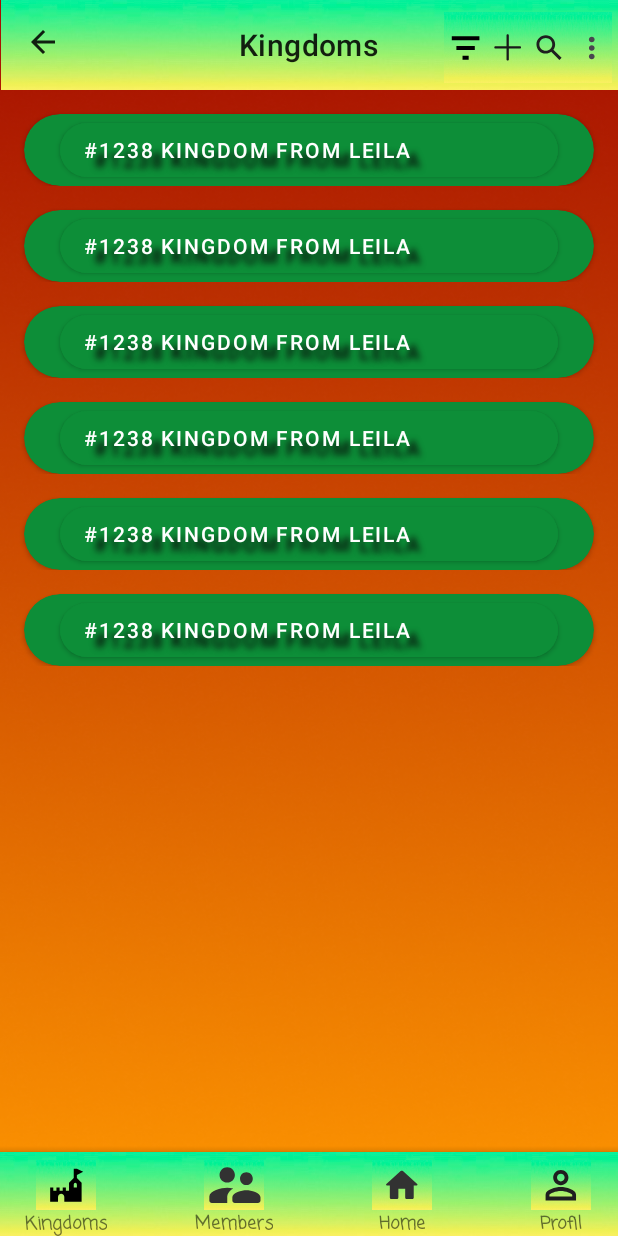
After one commit to NicoleRoehm/DataofRoK, an Android app: the layout fragment_kingdoms.xml on its own in the app's theme, with its tools: preview values and no code run, on a phone screen of 412 x 824 dp. The commit adds this screen. Run offline under Robolectric (Android 15) with nearby library versions, the phone set to English and light mode, and no system bars.

Commit message:
Projekt App DataofRoK for Rise of Kingdoms

```diff
--- /dev/null
+++ b/app/src/main/java/com/example/dataofRoK/ui/KingdomsFragment.kt
@@ -0,0 +1,32 @@
+package com.example.dataofRoK.ui
+
+import android.os.Bundle
+import android.view.LayoutInflater
+import android.view.View
+import android.view.ViewGroup
+import androidx.fragment.app.Fragment
+import androidx.fragment.app.activityViewModels
+import com.example.dataofRoK.MainViewModel
+import com.example.rokdata.databinding.FragmentKingdomsBinding
+
+
+class KingdomsFragment: Fragment() {
+
+    private var _binding: FragmentKingdomsBinding? = null
+    private val binding get() = _binding!!
+    private val viewModel: MainViewModel by activityViewModels()
+
+    override fun onCreateView(
+        inflater: LayoutInflater,
+        container: ViewGroup?,
+        savedInstanceState: Bundle?
+    ): View? {
+        _binding = FragmentKingdomsBinding.inflate(inflater,container,false)
+        val view = binding.root
+        return view
+    }
+
+    override fun onViewCreated(view: View, savedInstanceState: Bundle?) {
+    }
+
+}
--- /dev/null
+++ b/app/src/main/res/layout/fragment_kingdoms.xml
@@ -0,0 +1,202 @@
+<?xml version="1.0" encoding="utf-8"?>
+<androidx.constraintlayout.widget.ConstraintLayout xmlns:android="http://schemas.android.com/apk/res/android"
+    xmlns:app="http://schemas.android.com/apk/res-auto"
+    xmlns:tools="http://schemas.android.com/tools"
+    android:layout_width="match_parent"
+    android:layout_height="match_parent"
+    android:background="@drawable/backround">
+
+    <androidx.recyclerview.widget.RecyclerView
+        android:id="@+id/kingdoms_item_recyclerview"
+        android:layout_width="0dp"
+        android:layout_height="0dp"
+        app:layoutManager="androidx.recyclerview.widget.LinearLayoutManager"
+        app:layout_constraintBottom_toTopOf="@+id/kingdoms_fragment_navigationsbar"
+        app:layout_constraintEnd_toEndOf="parent"
+        app:layout_constraintStart_toStartOf="parent"
+        app:layout_constraintTop_toBottomOf="@+id/kingdoms_fragment_materialtoolbar"
+        tools:itemCount="15"
+        tools:listitem="@layout/kingdom_item" />
+
+    <com.google.android.material.bottomappbar.BottomAppBar
+        android:id="@+id/kingdoms_fragment_navigationsbar"
+        android:layout_width="0dp"
+        android:layout_height="wrap_content"
+        android:layout_gravity="bottom"
+        android:background="@drawable/backroundtoolbar"
+        android:foreground="@drawable/backroundtoolbar"
+        app:layout_constraintBottom_toBottomOf="parent"
+        app:layout_constraintEnd_toEndOf="parent"
+        app:layout_constraintHorizontal_bias="0.0"
+        app:layout_constraintStart_toStartOf="parent"
+        tools:ignore="BottomAppBar" />
+
+    <TextView
+        android:id="@+id/kingdoms_fragment_text_Home"
+        android:layout_width="wrap_content"
+        android:layout_height="0dp"
+        android:fontFamily="casual"
+        android:text="Home"
+        android:textSize="12sp"
+        android:textStyle="bold"
+        app:layout_constraintBottom_toBottomOf="@+id/kingdoms_fragment_navigationsbar"
+        app:layout_constraintEnd_toEndOf="@+id/kingdoms_fragment_home_button"
+        app:layout_constraintStart_toStartOf="@+id/kingdoms_fragment_home_button"
+        app:layout_constraintTop_toBottomOf="@+id/kingdoms_fragment_home_button" />
+
+    <ImageButton
+        android:id="@+id/kingdoms_fragment_Kingdomsicon"
+        android:layout_width="40dp"
+        android:layout_height="33dp"
+        android:layout_marginStart="24dp"
+        android:layout_marginTop="5dp"
+        android:background="@drawable/backroundtoolbar"
+        app:layout_constraintBottom_toBottomOf="parent"
+        app:layout_constraintStart_toStartOf="parent"
+        app:layout_constraintTop_toTopOf="@+id/kingdoms_fragment_navigationsbar"
+        app:layout_constraintVertical_bias="0.0"
+        app:srcCompat="@drawable/casle_icon"
+        tools:ignore="SpeakableTextPresentCheck,TouchTargetSizeCheck" />
+
+    <TextView
+        android:id="@+id/kingdoms_fragment_text_Kingdoms"
+        android:layout_width="wrap_content"
+        android:layout_height="0dp"
+        android:fontFamily="casual"
+        android:text="Kingdoms"
+        android:textSize="12sp"
+        android:textStyle="bold"
+        app:layout_constraintBottom_toBottomOf="@+id/kingdoms_fragment_navigationsbar"
+        app:layout_constraintEnd_toEndOf="@+id/kingdoms_fragment_Kingdomsicon"
+        app:layout_constraintStart_toStartOf="@+id/kingdoms_fragment_Kingdomsicon"
+        app:layout_constraintTop_toBottomOf="@+id/kingdoms_fragment_Kingdomsicon" />
+
+    <ImageButton
+        android:id="@+id/kingdoms_fragment_members_button"
+        android:layout_width="40dp"
+        android:layout_height="0dp"
+        android:layout_marginStart="72dp"
+        android:background="@drawable/backroundtoolbar"
+        app:layout_constraintBottom_toBottomOf="@+id/kingdoms_fragment_Kingdomsicon"
+        app:layout_constraintStart_toEndOf="@+id/kingdoms_fragment_Kingdomsicon"
+        app:layout_constraintTop_toTopOf="@+id/kingdoms_fragment_Kingdomsicon"
+        app:layout_constraintVertical_bias="0.0"
+        app:srcCompat="@drawable/mitglieder"
+        tools:ignore="SpeakableTextPresentCheck,TouchTargetSizeCheck" />
+
+    <TextView
+        android:id="@+id/kingdoms_fragment_text_members"
+        android:layout_width="wrap_content"
+        android:layout_height="0dp"
+        android:fontFamily="casual"
+        android:text="Members"
+        android:textSize="12sp"
+        android:textStyle="bold"
+        app:layout_constraintBottom_toBottomOf="@+id/kingdoms_fragment_navigationsbar"
+        app:layout_constraintEnd_toEndOf="@+id/kingdoms_fragment_members_button"
+        app:layout_constraintStart_toStartOf="@+id/kingdoms_fragment_members_button"
+        app:layout_constraintTop_toBottomOf="@+id/kingdoms_fragment_members_button" />
+
+    <ImageButton
+        android:id="@+id/kingdoms_fragment_home_button"
+        android:layout_width="40dp"
+        android:layout_height="0dp"
+        android:layout_marginStart="72dp"
+        android:background="@drawable/backroundtoolbar"
+        app:layout_constraintBottom_toBottomOf="@+id/kingdoms_fragment_members_button"
+        app:layout_constraintStart_toEndOf="@+id/kingdoms_fragment_members_button"
+        app:layout_constraintTop_toTopOf="@+id/kingdoms_fragment_members_button"
+        app:srcCompat="@drawable/home"
+        tools:ignore="SpeakableTextPresentCheck,TouchTargetSizeCheck" />
+
+    <ImageButton
+        android:id="@+id/kingdoms_fragment_profil_button"
+        android:layout_width="40dp"
+        android:layout_height="0dp"
+        android:layout_marginStart="72dp"
+        android:layout_marginEnd="24dp"
+        android:background="@drawable/backroundtoolbar"
+        app:layout_constraintBottom_toBottomOf="@+id/kingdoms_fragment_home_button"
+        app:layout_constraintEnd_toEndOf="@+id/kingdoms_fragment_navigationsbar"
+        app:layout_constraintStart_toEndOf="@+id/kingdoms_fragment_home_button"
+        app:layout_constraintTop_toTopOf="@+id/kingdoms_fragment_home_button"
+        app:srcCompat="@drawable/profilicon"
+        tools:ignore="SpeakableTextPresentCheck,TouchTargetSizeCheck" />
+
+    <TextView
+        android:id="@+id/kingdoms_fragment_text_profil"
+        android:layout_width="wrap_content"
+        android:layout_height="0dp"
+        android:fontFamily="casual"
+        android:text="Profil"
+        android:textSize="12sp"
+        android:textStyle="bold"
+        app:layout_constraintBottom_toBottomOf="@+id/kingdoms_fragment_navigationsbar"
+        app:layout_constraintEnd_toEndOf="@+id/kingdoms_fragment_profil_button"
+        app:layout_constraintStart_toStartOf="@+id/kingdoms_fragment_profil_button"
+        app:layout_constraintTop_toBottomOf="@+id/kingdoms_fragment_profil_button"
+        app:layout_constraintVertical_bias="0.0" />
+
+    <com.google.android.material.appbar.MaterialToolbar
+        android:id="@+id/kingdoms_fragment_materialtoolbar"
+        android:layout_width="411dp"
+        android:layout_height="60dp"
+        android:background="@drawable/backroundtoolbar"
+        android:minHeight="?attr/actionBarSize"
+        android:theme="?attr/actionBarTheme"
+        app:layout_constraintEnd_toEndOf="parent"
+        app:layout_constraintHorizontal_bias="1.0"
+        app:layout_constraintStart_toStartOf="parent"
+        app:layout_constraintTop_toTopOf="parent"
+        app:navigationIcon="?attr/homeAsUpIndicator"
+        app:title="Kingdoms"
+        app:titleCentered="true" />
+
+    <ImageButton
+        android:id="@+id/kingdoms_fragment_filterbutton"
+        android:layout_width="28dp"
+        android:layout_height="0dp"
+        android:background="@drawable/backroundtoolbar"
+        app:layout_constraintBottom_toBottomOf="@+id/kingdoms_fragment_unions_button"
+        app:layout_constraintEnd_toStartOf="@+id/kingdoms_fragment_unions_button"
+        app:layout_constraintTop_toTopOf="@+id/kingdoms_fragment_unions_button"
+        app:srcCompat="@drawable/vector"
+        tools:ignore="SpeakableTextPresentCheck,TouchTargetSizeCheck" />
+
+    <ImageButton
+        android:id="@+id/kingdoms_fragment_unions_button"
+        android:layout_width="28dp"
+        android:layout_height="0dp"
+        android:background="@drawable/backroundtoolbar"
+        app:layout_constraintBottom_toBottomOf="@+id/kingdoms_fragment_search_button"
+        app:layout_constraintEnd_toStartOf="@+id/kingdoms_fragment_search_button"
+        app:layout_constraintTop_toTopOf="@+id/kingdoms_fragment_search_button"
+        app:srcCompat="@drawable/union"
+        tools:ignore="SpeakableTextPresentCheck,TouchTargetSizeCheck" />
+
+    <ImageButton
+        android:id="@+id/kingdoms_fragment_search_button"
+        android:layout_width="28dp"
+        android:layout_height="0dp"
+        android:background="@drawable/backroundtoolbar"
+        app:layout_constraintBottom_toBottomOf="@+id/kingdoms_fragment_trailling_button"
+        app:layout_constraintEnd_toStartOf="@+id/kingdoms_fragment_trailling_button"
+        app:layout_constraintTop_toTopOf="@+id/kingdoms_fragment_trailling_button"
+        app:srcCompat="@drawable/search_icon"
+        tools:ignore="SpeakableTextPresentCheck,TouchTargetSizeCheck" />
+
+    <ImageButton
+        android:id="@+id/kingdoms_fragment_trailling_button"
+        android:layout_width="28dp"
+        android:layout_height="47dp"
+        android:layout_marginTop="8dp"
+        android:layout_marginEnd="4dp"
+        android:layout_marginBottom="8dp"
+        android:background="@drawable/backroundtoolbar"
+        app:layout_constraintBottom_toBottomOf="@+id/members_fragment_materialtoolbar"
+        app:layout_constraintEnd_toEndOf="parent"
+        app:layout_constraintTop_toTopOf="parent"
+        app:layout_constraintVertical_bias="0.47"
+        app:srcCompat="@drawable/trailing_icon"
+        tools:ignore="SpeakableTextPresentCheck,TouchTargetSizeCheck" />
+</androidx.constraintlayout.widget.ConstraintLayout>
--- a/app/src/main/res/layout/fragment_members.xml
+++ b/app/src/main/res/layout/fragment_members.xml
@@ -133,13 +133,13 @@
         app:layout_constraintStart_toEndOf="@+id/members_fragment_Kingdomsicon"
         app:layout_constraintTop_toTopOf="@+id/members_fragment_Kingdomsicon"
         app:layout_constraintVertical_bias="1.0"
-        app:srcCompat="@drawable/mitglieder" />
+        app:srcCompat="@drawable/mitglieder"
+        tools:ignore="SpeakableTextPresentCheck,TouchTargetSizeCheck" />
 
     <TextView
         android:id="@+id/members_fragment_text_members"
         android:layout_width="wrap_content"
         android:layout_height="0dp"
-        android:layout_marginBottom="2dp"
         android:fontFamily="casual"
         android:text="Members"
         android:textSize="12sp"
@@ -154,16 +154,17 @@
         android:layout_width="40dp"
         android:layout_height="0dp"
         android:layout_marginStart="72dp"
+        android:background="@drawable/backroundtoolbar"
         app:layout_constraintBottom_toBottomOf="@+id/members_fragment_members_button"
         app:layout_constraintStart_toEndOf="@+id/members_fragment_members_button"
         app:layout_constraintTop_toTopOf="@+id/members_fragment_members_button"
-        app:srcCompat="@drawable/home" />
+        app:srcCompat="@drawable/home"
+        tools:ignore="SpeakableTextPresentCheck,TouchTargetSizeCheck" />
 
     <TextView
         android:id="@+id/members_fragment_text_home"
         android:layout_width="wrap_content"
         android:layout_height="0dp"
-        android:layout_marginBottom="2dp"
         android:fontFamily="casual"
         android:text="Home"
         android:textSize="12sp"
@@ -174,16 +175,18 @@
         app:layout_constraintTop_toBottomOf="@+id/members_fragment_home_button" />
 
     <ImageButton
-        android:id="@+id/members_frragment_profil_button"
+        android:id="@+id/members_fragment_profil_button"
         android:layout_width="40dp"
         android:layout_height="0dp"
         android:layout_marginStart="72dp"
         android:layout_marginEnd="24dp"
+        android:background="@drawable/backroundtoolbar"
         app:layout_constraintBottom_toBottomOf="@+id/members_fragment_home_button"
         app:layout_constraintEnd_toEndOf="parent"
         app:layout_constraintStart_toEndOf="@+id/members_fragment_home_button"
         app:layout_constraintTop_toTopOf="@+id/members_fragment_home_button"
-        app:srcCompat="@drawable/profilicon" />
+        app:srcCompat="@drawable/profilicon"
+        tools:ignore="SpeakableTextPresentCheck,TouchTargetSizeCheck" />
 
     <TextView
         android:id="@+id/members_fragment_text_profil"
@@ -194,8 +197,8 @@
         android:textSize="12sp"
         android:textStyle="bold"
         app:layout_constraintBottom_toBottomOf="parent"
-        app:layout_constraintEnd_toEndOf="@+id/members_frragment_profil_button"
-        app:layout_constraintStart_toStartOf="@+id/members_frragment_profil_button"
-        app:layout_constraintTop_toBottomOf="@+id/members_frragment_profil_button" />
+        app:layout_constraintEnd_toEndOf="@+id/members_fragment_profil_button"
+        app:layout_constraintStart_toStartOf="@+id/members_fragment_profil_button"
+        app:layout_constraintTop_toBottomOf="@+id/members_fragment_profil_button" />
 
 </androidx.constraintlayout.widget.ConstraintLayout>
--- /dev/null
+++ b/app/src/main/res/layout/kingdom_item.xml
@@ -0,0 +1,39 @@
+<?xml version="1.0" encoding="utf-8"?>
+<androidx.constraintlayout.widget.ConstraintLayout xmlns:android="http://schemas.android.com/apk/res/android"
+    xmlns:app="http://schemas.android.com/apk/res-auto"
+    xmlns:tools="http://schemas.android.com/tools"
+    android:layout_width="match_parent"
+    android:layout_height="wrap_content">
+
+    <androidx.cardview.widget.CardView
+        android:id="@+id/kingdom_item_cardview_clicker"
+        android:layout_width="0dp"
+        android:layout_height="wrap_content"
+        android:layout_marginStart="16dp"
+        android:layout_marginTop="16dp"
+        android:layout_marginEnd="16dp"
+        app:cardBackgroundColor="#0D8E38"
+        app:cardCornerRadius="40dp"
+        app:layout_constraintBottom_toBottomOf="parent"
+        app:layout_constraintEnd_toEndOf="parent"
+        app:layout_constraintStart_toStartOf="parent"
+        app:layout_constraintTop_toTopOf="parent">
+
+        <Button
+            android:id="@+id/kingdom_item_button"
+            android:layout_width="match_parent"
+            android:layout_height="wrap_content"
+            android:layout_marginStart="24dp"
+            android:layout_marginEnd="24dp"
+            android:backgroundTint="#0D8E38"
+            android:elevation="20dp"
+            android:shadowColor="#070707"
+            android:shadowDx="10"
+            android:shadowDy="10"
+            android:shadowRadius="5"
+            android:textAlignment="viewStart"
+            app:cornerRadius="20dp"
+            tools:text="#1238 Kingdom from Leila" />
+    </androidx.cardview.widget.CardView>
+
+</androidx.constraintlayout.widget.ConstraintLayout>
--- a/app/src/main/res/navigation/nav_graph.xml
+++ b/app/src/main/res/navigation/nav_graph.xml
@@ -19,10 +19,60 @@
         android:id="@+id/homeFragment"
         android:name="com.example.dataofRoK.ui.HomeFragment"
         android:label="HomeFragment"
-        tools:layout="@layout/fragment_home"/>
+        tools:layout="@layout/fragment_home">
+        <action
+            android:id="@+id/action_homeFragment_to_profilFragment"
+            app:destination="@id/profilFragment" />
+        <action
+            android:id="@+id/action_homeFragment_to_kingdomsFragment"
+            app:destination="@id/kingdomsFragment" />
+    </fragment>
     <fragment
         android:id="@+id/profilFragment"
         android:name="com.example.dataofRoK.ui.ProfilFragment"
         android:label="ProfilFragment"
-        tools:layout="@layout/fragment_profil"/>
+        tools:layout="@layout/fragment_profil">
+        <action
+            android:id="@+id/action_profilFragment_to_kingdomsFragment"
+            app:destination="@id/kingdomsFragment" />
+        <action
+            android:id="@+id/action_profilFragment_to_homeFragment"
+            app:destination="@id/homeFragment" />
+    </fragment>
+    <fragment
+        android:id="@+id/kingdomsFragment"
+        android:name="com.example.dataofRoK.ui.KingdomsFragment"
+        android:label="KingdomsFragment"
+        tools:layout="@layout/fragment_kingdoms">
+        <action
+            android:id="@+id/action_kingdomsFragment_to_membersFragment"
+            app:destination="@id/membersFragment" />
+        <action
+            android:id="@+id/action_kingdomsFragment_to_homeFragment"
+            app:destination="@id/homeFragment" />
+        <action
+            android:id="@+id/action_kingdomsFragment_to_membersFragment2"
+            app:destination="@id/membersFragment" />
+        <action
+            android:id="@+id/action_kingdomsFragment_to_membersFragment3"
+            app:destination="@id/membersFragment" />
+        <action
+            android:id="@+id/action_kingdomsFragment_to_profilFragment"
+            app:destination="@id/profilFragment" />
+    </fragment>
+    <fragment
+        android:id="@+id/membersFragment"
+        android:name="com.example.dataofRoK.ui.MembersFragment"
+        android:label="MembersFragment"
+        tools:layout="@layout/fragment_members">
+        <action
+            android:id="@+id/action_membersFragment_to_homeFragment"
+            app:destination="@id/homeFragment" />
+        <action
+            android:id="@+id/action_membersFragment_to_kingdomsFragment"
+            app:destination="@id/kingdomsFragment" />
+        <action
+            android:id="@+id/action_membersFragment_to_profilFragment"
+            app:destination="@id/profilFragment" />
+    </fragment>
 </navigation>
```
